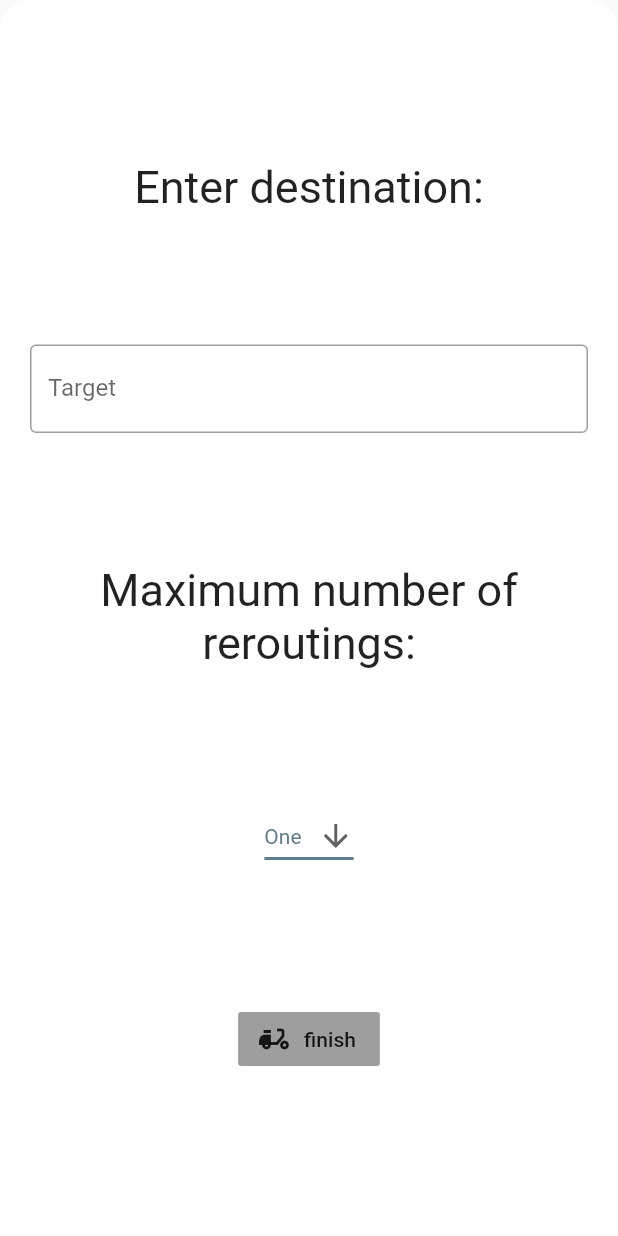
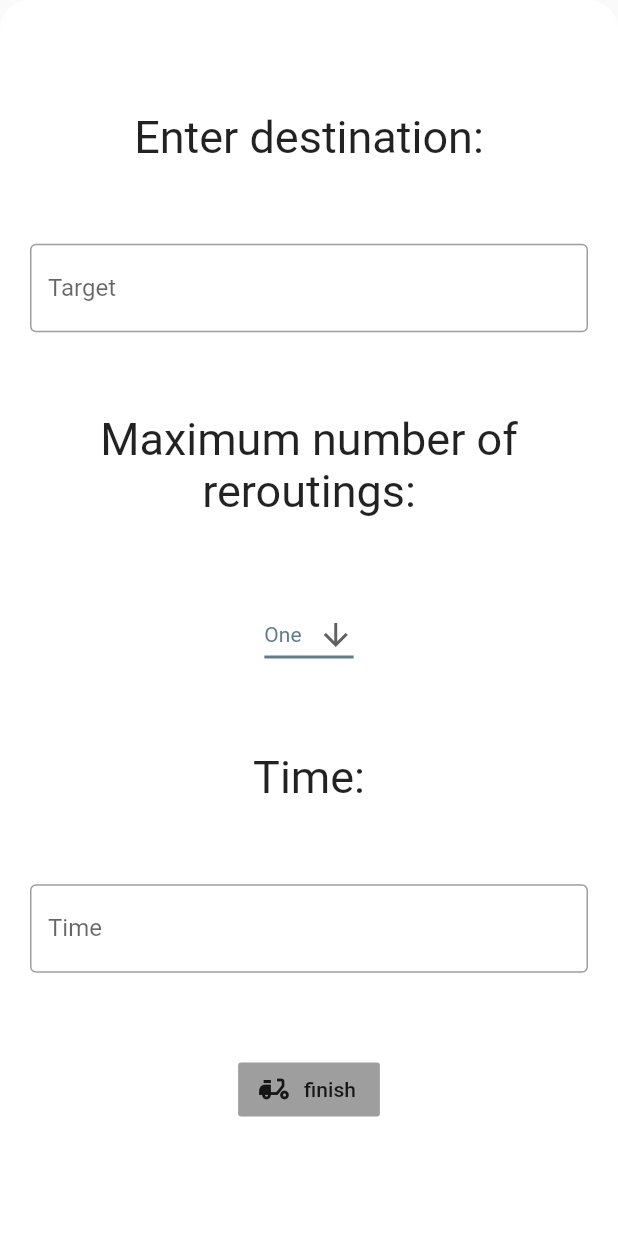
Before and after one commit to art-r/Foodery, a Flutter app: the LieferantList screen opened by its route, after a tap on an icon or button, on a phone screen of 412 x 824 dp. Run offline on Flutter 3.47's test engine with Material 2 defaults, Android fonts, the phone set to English and light mode, and no system bars.

```diff
--- a/Gabriel/deliverapp/lib/screens/Lieferant/lieferantlist.dart
+++ b/Gabriel/deliverapp/lib/screens/Lieferant/lieferantlist.dart
@@ -51,6 +51,14 @@ class _LieferantListState extends State<LieferantList> {
                         style: TextStyle(fontSize: 30),
                       ),
                       MyStatefulWidget(), //DropDownButton, siehe Class unten
+                      Text(
+                        'Time:',
+                        textAlign: TextAlign.center,
+                        style: TextStyle(fontSize: 30),
+                      ),
+                      TextField(
+                          decoration: InputDecoration(
+                              border: OutlineInputBorder(), labelText: 'Time')),
                       FlatButton.icon(
                         onPressed: () {
                           Navigator.of(context).maybePop();
```
